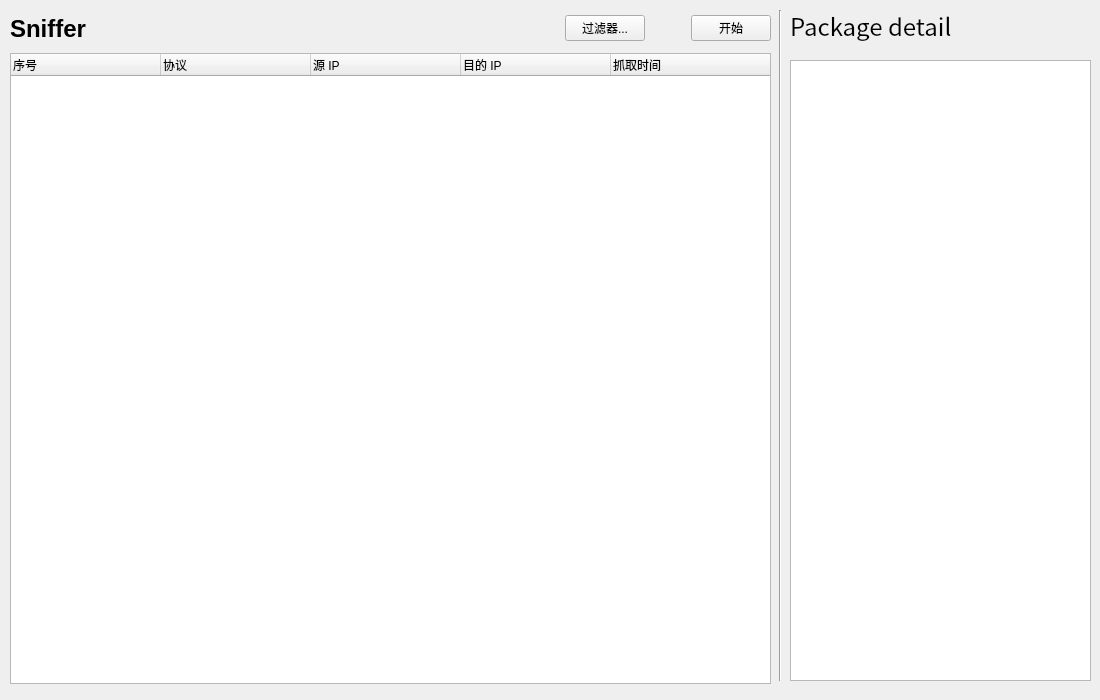
Above: src/mainwindow.ui from Paraworker/Sniffer before the change. Below: the same form after it.
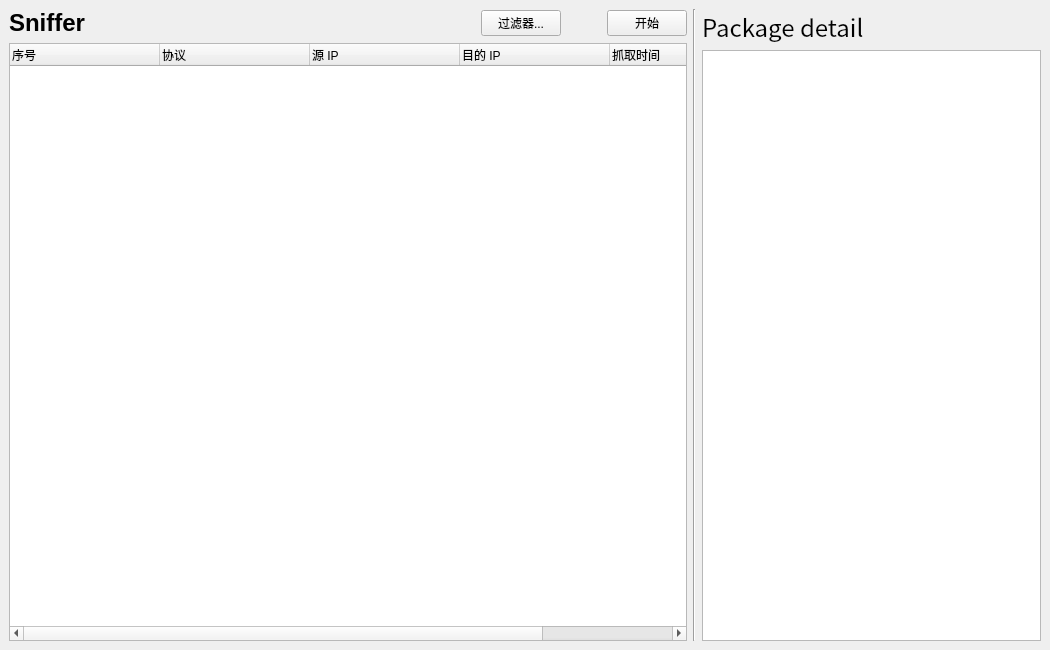
That is the form after the change.

Commit message: Layout design (Make the detail list horizontal)

The edit to the form file:
```diff
--- a/src/mainwindow.ui
+++ b/src/mainwindow.ui
@@ -6,73 +6,26 @@
    <rect>
     <x>0</x>
     <y>0</y>
-    <width>1100</width>
-    <height>700</height>
+    <width>1050</width>
+    <height>650</height>
    </rect>
   </property>
   <property name="minimumSize">
    <size>
-    <width>1100</width>
-    <height>700</height>
+    <width>1050</width>
+    <height>650</height>
    </size>
   </property>
   <property name="windowTitle">
    <string>Sniffer</string>
   </property>
   <widget class="QWidget" name="centralwidget">
-   <widget class="QListWidget" name="listWidget_detail">
-    <property name="geometry">
-     <rect>
-      <x>790</x>
-      <y>60</y>
-      <width>301</width>
-      <height>621</height>
-     </rect>
-    </property>
-   </widget>
-   <widget class="Line" name="line">
-    <property name="geometry">
-     <rect>
-      <x>770</x>
-      <y>10</y>
-      <width>20</width>
-      <height>671</height>
-     </rect>
-    </property>
-    <property name="orientation">
-     <enum>Qt::Vertical</enum>
-    </property>
-   </widget>
-   <widget class="QLabel" name="label_packet_detail">
-    <property name="geometry">
-     <rect>
-      <x>790</x>
-      <y>10</y>
-      <width>171</width>
-      <height>31</height>
-     </rect>
-    </property>
-    <property name="font">
-     <font>
-      <family>Noto Sans CJK SC</family>
-      <pointsize>18</pointsize>
-      <weight>50</weight>
-      <bold>false</bold>
-     </font>
-    </property>
-    <property name="text">
-     <string>Package detail</string>
-    </property>
-   </widget>
-   <widget class="QWidget" name="">
-    <property name="geometry">
-     <rect>
-      <x>10</x>
-      <y>10</y>
-      <width>761</width>
-      <height>37</height>
-     </rect>
-    </property>
+   <layout class="QFormLayout" name="formLayout">
+    <item row="0" column="0" colspan="2">
+     <layout class="QHBoxLayout" name="horizontalLayout_2" stretch="10,0,5">
+      <item>
+       <layout class="QVBoxLayout" name="verticalLayout_2">
+        <item>
     <layout class="QHBoxLayout" name="horizontalLayout" stretch="10,0,0,0">
      <item>
       <widget class="QLabel" name="label_title">
@@ -122,16 +75,9 @@
       </widget>
      </item>
     </layout>
-   </widget>
+        </item>
+        <item>
    <widget class="QTableWidget" name="tableWidget_list">
-    <property name="geometry">
-     <rect>
-      <x>10</x>
-      <y>53</y>
-      <width>761</width>
-      <height>631</height>
-     </rect>
-    </property>
     <property name="font">
      <font>
       <weight>50</weight>
@@ -212,6 +158,41 @@
      </property>
     </column>
    </widget>
+        </item>
+       </layout>
+      </item>
+      <item>
+       <widget class="Line" name="line">
+        <property name="orientation">
+         <enum>Qt::Vertical</enum>
+        </property>
+       </widget>
+      </item>
+      <item>
+       <layout class="QVBoxLayout" name="verticalLayout">
+        <item>
+         <widget class="QLabel" name="label_packet_detail">
+          <property name="font">
+           <font>
+            <family>Noto Sans CJK SC</family>
+            <pointsize>18</pointsize>
+            <weight>50</weight>
+            <bold>false</bold>
+           </font>
+          </property>
+          <property name="text">
+           <string>Package detail</string>
+          </property>
+         </widget>
+        </item>
+        <item>
+         <widget class="QListWidget" name="listWidget_detail"/>
+        </item>
+       </layout>
+      </item>
+     </layout>
+    </item>
+   </layout>
   </widget>
  </widget>
  <resources/>
```
Lines whose indentation alone changed are shown as unchanged.
